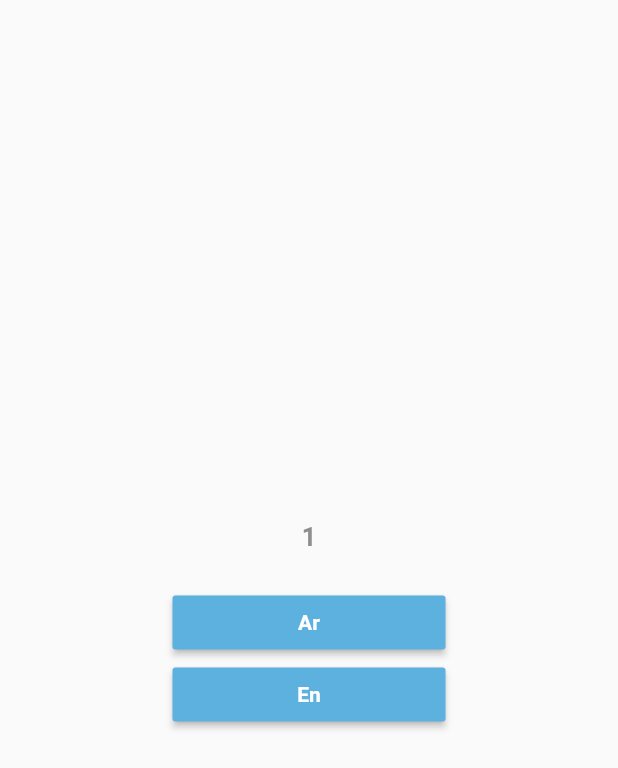
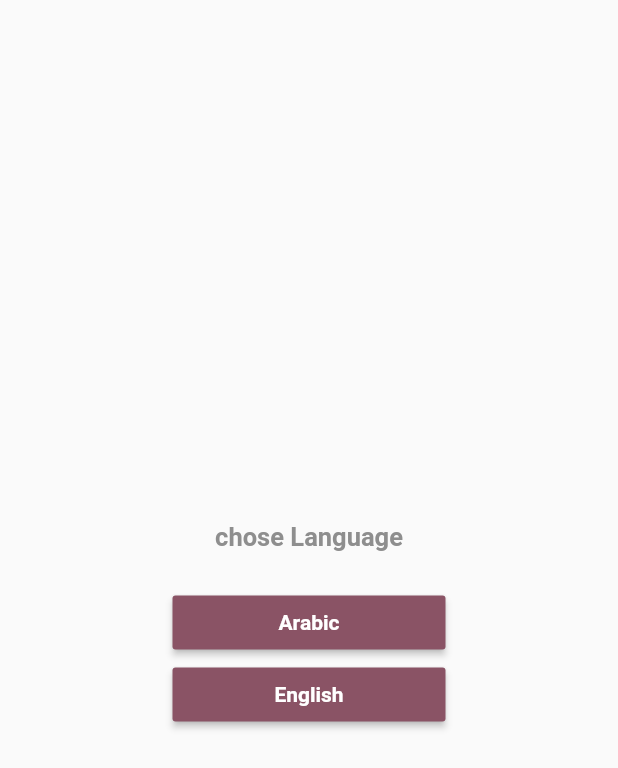
Before and after one commit to Micheal-Hany/E-commerce-app, a Flutter app: the screen it shows after launch, on a phone screen of 412 x 824 dp. Shown: the top 768 px of the screen. Run offline on Flutter 3.47's test engine with Material 2 defaults, Android fonts, the light colour scheme and no system bars; our stand-ins replace get, shared_preferences; Roboto replaces fonts that are missing (Cairo); project files that could hold a hidden picture were left out.

Commit message:
finsh of Localeiztion and lishtn to devise lang

```diff
--- a/lib/core/constant/routsName.dart
+++ b/lib/core/constant/routsName.dart
@@ -1,3 +1,5 @@
 class AppRouts {
   static const String login = '/login';
+  static const String onBording = '/onBording';
+
 }
--- a/lib/main.dart
+++ b/lib/main.dart
@@ -5,12 +5,11 @@ import 'package:store_app/core/localization/translation.dart';
 import 'package:store_app/core/services/Services.dart';
 import 'package:store_app/routs.dart';
 import 'package:store_app/view/screens/language.dart';
-
-import 'view/screens/on boarding.dart';
+import 'package:store_app/view/widgets/language/change_Language.dart';
 
 void main() async {
   WidgetsFlutterBinding.ensureInitialized();
-  initServices();
+  await initServices();
   runApp(const MyApp());
 }
 
@@ -19,9 +18,11 @@ class MyApp extends StatelessWidget {
 
   @override
   Widget build(BuildContext context) {
+    LocalController controller = Get.put(LocalController());
     return GetMaterialApp(
       translations: MyTranslation(),
       debugShowCheckedModeBanner: false,
+      locale: controller.language,
       title: 'Flutter Demo',
       theme: ThemeData(
         fontFamily: "Cairo",
--- a/lib/routs.dart
+++ b/lib/routs.dart
@@ -1,8 +1,10 @@
 import 'package:flutter/material.dart';
 import 'package:store_app/core/constant/routsName.dart';
+import 'package:store_app/view/screens/on%20boarding.dart';
 
 import 'view/screens/Auth/login.dart';
 
 Map<String, Widget Function(BuildContext)> routes = {
-  AppRouts.login: (p0) => const Login()
+  AppRouts.login: (p0) => const Login(),
+  AppRouts.onBording: (p0) => const OnBording()
 };
--- a/lib/view/screens/language.dart
+++ b/lib/view/screens/language.dart
@@ -1,9 +1,11 @@
 import 'package:flutter/material.dart';
 import 'package:get/get.dart';
 import 'package:get/get_utils/get_utils.dart';
+import 'package:store_app/core/constant/routsName.dart';
+import 'package:store_app/view/widgets/language/change_Language.dart';
 import 'package:store_app/view/widgets/language/custom%20button%20lang.dart';
 
-class Language extends StatelessWidget {
+class Language extends GetView<LocalController> {
   const Language({Key? key}) : super(key: key);
 
   @override
@@ -17,16 +19,16 @@ class Language extends StatelessWidget {
               Text("1".tr, style: Theme.of(context).textTheme.bodyLarge),
               const SizedBox(height: 20),
               CustomButtonLang(
-                  textbutton: "Ar",
+                  textbutton: "Arabic",
                   onPressed: () {
-                    //controller.changeLang("ar");
-                    // Get.toNamed(AppRoute.onBoarding) ;
+                    controller.changeLang("ar");
+                    Get.toNamed(AppRouts.onBording);
                   }),
               CustomButtonLang(
-                  textbutton: "En",
+                  textbutton: "English",
                   onPressed: () {
-                    //controller.changeLang("en");
-                    // Get.toNamed(AppRoute.onBoarding) ;
+                    controller.changeLang("en");
+                    Get.toNamed(AppRouts.onBording);
                   }),
             ],
           )),
--- /dev/null
+++ b/lib/view/widgets/language/change_Language.dart
@@ -0,0 +1,27 @@
+import 'package:flutter/widgets.dart';
+import 'package:get/get.dart';
+import 'package:store_app/core/services/Services.dart';
+
+
+class LocalController extends GetxController {
+  Locale? language;
+  MyServices myServices = Get.find();
+  changeLang(String langCode) {
+    Locale locale = Locale(langCode);
+    myServices.sharedPreferences.setString("lang", langCode);
+    Get.updateLocale(locale);
+  }
+
+  @override
+  void onInit() {
+    String? langCode = myServices.sharedPreferences.getString('lang');
+    if (langCode == 'ar') {
+      language = const Locale('ar');
+    } else if (langCode == 'en') {
+      language = const Locale('en');
+    } else {
+      language = Locale(Get.deviceLocale!.languageCode);
+    }
+    super.onInit();
+  }
+}
--- a/lib/view/widgets/language/custom button lang.dart
+++ b/lib/view/widgets/language/custom button lang.dart
@@ -1,5 +1,4 @@
 import 'package:flutter/material.dart';
-import 'package:store_app/core/constant/colors.dart';
 
 class CustomButtonLang extends StatelessWidget {
   final String textbutton;
@@ -13,7 +12,7 @@ class CustomButtonLang extends StatelessWidget {
       padding: const EdgeInsets.symmetric(horizontal: 100),
       width: double.infinity,
       child: MaterialButton(
-        color: AppColor.primaryColor,
+        color: const Color(0xff8a5365),
         textColor: Colors.white,
         onPressed: onPressed,
         child: Text(textbutton,
```
